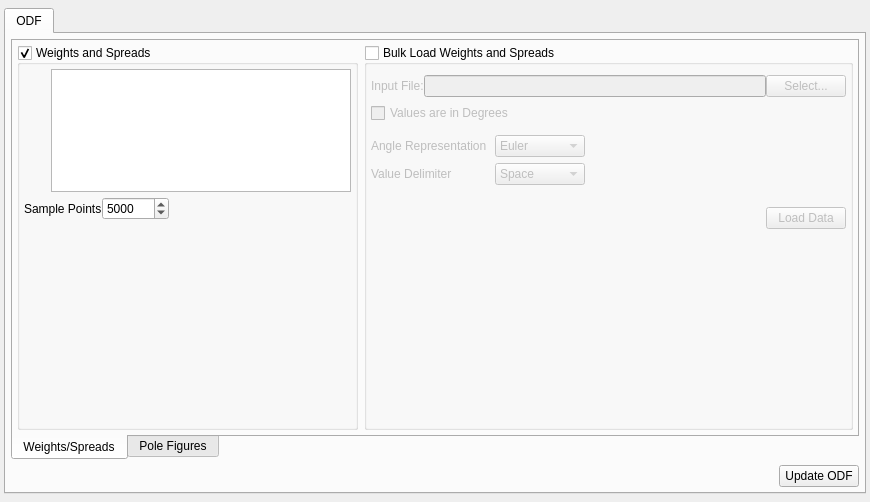
BlueQuartzSoftware/DREAM3D, file Source/Plugins/StatsGenerator/Widgets/UI_Files/StatsGenAxisODFWidget.ui: the form before one commit.
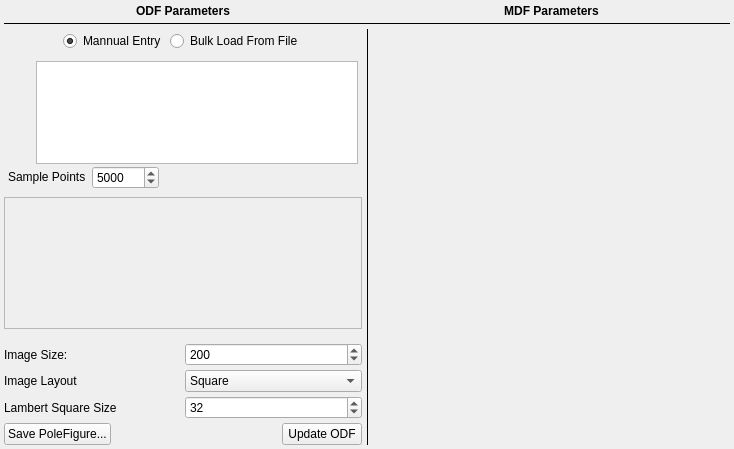
The form after the commit. Icons and pictures are not drawn. Custom widgets are drawn as their Qt base class.

Commit message: Adjusting the UI of the ODF and MDF tabs.

```diff
--- a/Source/Plugins/StatsGenerator/Widgets/UI_Files/StatsGenAxisODFWidget.ui
+++ b/Source/Plugins/StatsGenerator/Widgets/UI_Files/StatsGenAxisODFWidget.ui
@@ -6,99 +6,13 @@
    <rect>
     <x>0</x>
     <y>0</y>
-    <width>870</width>
-    <height>502</height>
+    <width>734</width>
+    <height>449</height>
    </rect>
   </property>
   <property name="windowTitle">
    <string>Form</string>
   </property>
-  <layout class="QVBoxLayout" name="verticalLayout_2">
-   <property name="spacing">
-    <number>6</number>
-   </property>
-   <property name="leftMargin">
-    <number>4</number>
-   </property>
-   <property name="topMargin">
-    <number>8</number>
-   </property>
-   <property name="rightMargin">
-    <number>4</number>
-   </property>
-   <property name="bottomMargin">
-    <number>8</number>
-   </property>
-   <item>
-    <widget class="QTabWidget" name="tabWidget">
-     <widget class="QWidget" name="tab">
-      <attribute name="title">
-       <string>ODF</string>
-      </attribute>
-      <layout class="QVBoxLayout" name="verticalLayout">
-       <property name="spacing">
-        <number>5</number>
-       </property>
-       <property name="leftMargin">
-        <number>5</number>
-       </property>
-       <property name="topMargin">
-        <number>5</number>
-       </property>
-       <property name="rightMargin">
-        <number>5</number>
-       </property>
-       <property name="bottomMargin">
-        <number>5</number>
-       </property>
-       <item>
-        <widget class="QTabWidget" name="tabWidget_2">
-         <property name="tabPosition">
-          <enum>QTabWidget::South</enum>
-         </property>
-         <property name="tabShape">
-          <enum>QTabWidget::Rounded</enum>
-         </property>
-         <property name="currentIndex">
-          <number>0</number>
-         </property>
-         <widget class="QWidget" name="tab_2">
-          <attribute name="title">
-           <string>Weights/Spreads</string>
-          </attribute>
-          <layout class="QHBoxLayout" name="horizontalLayout_8">
-           <property name="leftMargin">
-            <number>4</number>
-           </property>
-           <property name="topMargin">
-            <number>4</number>
-           </property>
-           <property name="rightMargin">
-            <number>4</number>
-           </property>
-           <property name="bottomMargin">
-            <number>4</number>
-           </property>
-           <item>
-            <widget class="QGroupBox" name="weightSpreadGroupBox">
-             <property name="sizePolicy">
-              <sizepolicy hsizetype="Preferred" vsizetype="Preferred">
-               <horstretch>0</horstretch>
-               <verstretch>0</verstretch>
-              </sizepolicy>
-             </property>
-             <property name="title">
-              <string>Weights and Spreads</string>
-             </property>
-             <property name="flat">
-              <bool>false</bool>
-             </property>
-             <property name="checkable">
-              <bool>true</bool>
-             </property>
-             <property name="checked">
-              <bool>true</bool>
-             </property>
              <layout class="QGridLayout" name="gridLayout_2">
               <property name="leftMargin">
                <number>4</number>
@@ -112,95 +26,193 @@
               <property name="bottomMargin">
                <number>4</number>
               </property>
-              <property name="horizontalSpacing">
-               <number>3</number>
-              </property>
-              <property name="verticalSpacing">
-               <number>5</number>
-              </property>
-              <item row="0" column="0">
-               <widget class="QPushButton" name="addODFTextureBtn">
-                <property name="minimumSize">
-                 <size>
-                  <width>24</width>
-                  <height>24</height>
-                 </size>
-                </property>
-                <property name="maximumSize">
-                 <size>
-                  <width>24</width>
-                  <height>24</height>
-                 </size>
-                </property>
-                <property name="toolTip">
-                 <string>Add Weight Value</string>
-                </property>
-                <property name="text">
-                 <string/>
-                </property>
-                <property name="icon">
-                 <iconset resource="../../../../../ExternalProjects/SIMPL/Source/SVWidgetsLib/icons/images/Icons.qrc">
-                  <normaloff>:/add2.png</normaloff>:/add2.png</iconset>
-                </property>
-                <property name="iconSize">
-                 <size>
-                  <width>24</width>
-                  <height>24</height>
-                 </size>
-                </property>
-                <property name="flat">
-                 <bool>true</bool>
-                </property>
-               </widget>
-              </item>
+   <property name="spacing">
+    <number>4</number>
+   </property>
               <item row="2" column="0">
-               <spacer name="verticalSpacer">
+    <layout class="QHBoxLayout" name="horizontalLayout_7">
+     <property name="leftMargin">
+      <number>2</number>
+     </property>
+     <property name="topMargin">
+      <number>2</number>
+     </property>
+     <property name="rightMargin">
+      <number>2</number>
+     </property>
+     <property name="bottomMargin">
+      <number>2</number>
+     </property>
+     <item>
+      <spacer name="horizontalSpacer_6">
                 <property name="orientation">
-                 <enum>Qt::Vertical</enum>
-                </property>
-                <property name="sizeType">
-                 <enum>QSizePolicy::Fixed</enum>
-                </property>
+        <enum>Qt::Horizontal</enum>
+       </property>
+       <property name="sizeHint" stdset="0">
+        <size>
+         <width>40</width>
+         <height>20</height>
+        </size>
+       </property>
+      </spacer>
+     </item>
+     <item>
+      <widget class="QRadioButton" name="m_WeightSpreads">
+       <property name="text">
+        <string>Mannual Entry</string>
+       </property>
+       <property name="checked">
+        <bool>true</bool>
+       </property>
+      </widget>
+     </item>
+     <item>
+      <widget class="QRadioButton" name="m_WeightSpreadsBulkLoad">
+       <property name="text">
+        <string>Bulk Load From File</string>
+       </property>
+      </widget>
+     </item>
+     <item>
+      <spacer name="horizontalSpacer_9">
+       <property name="orientation">
+        <enum>Qt::Horizontal</enum>
+       </property>
                 <property name="sizeHint" stdset="0">
                  <size>
-                  <width>20</width>
-                  <height>70</height>
+         <width>40</width>
+         <height>20</height>
                  </size>
                 </property>
                </spacer>
               </item>
-              <item row="0" column="1" rowspan="3">
-               <widget class="QTableView" name="m_ODFTableView">
+    </layout>
+   </item>
+   <item row="4" column="0">
+    <widget class="QScrollArea" name="m_PFScrollArea">
                 <property name="sizePolicy">
-                 <sizepolicy hsizetype="Preferred" vsizetype="Preferred">
+      <sizepolicy hsizetype="Expanding" vsizetype="Expanding">
+       <horstretch>0</horstretch>
+       <verstretch>2</verstretch>
+      </sizepolicy>
+     </property>
+     <property name="minimumSize">
+      <size>
+       <width>0</width>
+       <height>0</height>
+      </size>
+     </property>
+     <property name="widgetResizable">
+      <bool>true</bool>
+     </property>
+     <widget class="QWidget" name="scrollAreaWidgetContents">
+      <property name="geometry">
+       <rect>
+        <x>0</x>
+        <y>0</y>
+        <width>375</width>
+        <height>84</height>
+       </rect>
+      </property>
+      <property name="sizePolicy">
+       <sizepolicy hsizetype="Preferred" vsizetype="Expanding">
                   <horstretch>0</horstretch>
                   <verstretch>0</verstretch>
                  </sizepolicy>
                 </property>
-                <property name="minimumSize">
-                 <size>
-                  <width>300</width>
-                  <height>50</height>
-                 </size>
-                </property>
                 <property name="maximumSize">
                  <size>
                   <width>16777215</width>
                   <height>16777215</height>
                  </size>
                 </property>
-                <property name="toolTip">
-                 <string>&lt;html&gt;&lt;head/&gt;&lt;body&gt;&lt;p&gt;By default if no custom rows are entered then a completely random ODF will be generated. Adding rows to this table results in those texture values being integrated into the random ODF data.&lt;/p&gt;&lt;/body&gt;&lt;/html&gt;</string>
-                </property>
-               </widget>
-              </item>
-              <item row="4" column="0" colspan="2">
+      <layout class="QHBoxLayout" name="horizontalLayout">
+       <property name="spacing">
+        <number>4</number>
+       </property>
+       <property name="leftMargin">
+        <number>5</number>
+       </property>
+       <property name="topMargin">
+        <number>5</number>
+       </property>
+       <property name="rightMargin">
+        <number>5</number>
+       </property>
+       <property name="bottomMargin">
+        <number>5</number>
+       </property>
+       <item>
+        <widget class="QLabel" name="m_PoleFigureLabel">
+         <property name="text">
+          <string/>
+         </property>
+        </widget>
+       </item>
+       <item>
+        <spacer name="horizontalSpacer_7">
+         <property name="orientation">
+          <enum>Qt::Horizontal</enum>
+         </property>
+         <property name="sizeHint" stdset="0">
+          <size>
+           <width>40</width>
+           <height>20</height>
+          </size>
+         </property>
+        </spacer>
+       </item>
+      </layout>
+     </widget>
+    </widget>
+   </item>
+   <item row="3" column="0">
+    <widget class="QStackedWidget" name="m_WeightSpreadsStackedWidget">
+     <property name="sizePolicy">
+      <sizepolicy hsizetype="Preferred" vsizetype="Preferred">
+       <horstretch>0</horstretch>
+       <verstretch>1</verstretch>
+      </sizepolicy>
+     </property>
+     <property name="frameShape">
+      <enum>QFrame::NoFrame</enum>
+     </property>
+     <property name="currentIndex">
+      <number>0</number>
+     </property>
+     <widget class="QWidget" name="weightsSpreadPage">
+      <layout class="QGridLayout" name="gridLayout">
+       <property name="leftMargin">
+        <number>4</number>
+       </property>
+       <property name="topMargin">
+        <number>4</number>
+       </property>
+       <property name="rightMargin">
+        <number>4</number>
+       </property>
+       <property name="bottomMargin">
+        <number>4</number>
+       </property>
+       <property name="spacing">
+        <number>2</number>
+       </property>
+       <item row="2" column="0" colspan="3">
                <layout class="QHBoxLayout" name="horizontalLayout_2">
+         <property name="spacing">
+          <number>6</number>
+         </property>
                 <property name="topMargin">
                  <number>0</number>
                 </property>
                 <item>
                  <widget class="QLabel" name="label_7">
+           <property name="sizePolicy">
+            <sizepolicy hsizetype="Preferred" vsizetype="Maximum">
+             <horstretch>0</horstretch>
+             <verstretch>0</verstretch>
+            </sizepolicy>
+           </property>
                   <property name="text">
                    <string>Sample Points</string>
                   </property>
@@ -208,6 +220,12 @@
                 </item>
                 <item>
                  <widget class="QSpinBox" name="pfSamplePoints">
+           <property name="sizePolicy">
+            <sizepolicy hsizetype="Preferred" vsizetype="Maximum">
+             <horstretch>0</horstretch>
+             <verstretch>0</verstretch>
+            </sizepolicy>
+           </property>
                   <property name="maximum">
                    <number>1000000</number>
                   </property>
@@ -221,6 +239,9 @@
                   <property name="orientation">
                    <enum>Qt::Horizontal</enum>
                   </property>
+           <property name="sizeType">
+            <enum>QSizePolicy::Expanding</enum>
+           </property>
                   <property name="sizeHint" stdset="0">
                    <size>
                     <width>40</width>
@@ -231,7 +252,47 @@
                 </item>
                </layout>
               </item>
-              <item row="1" column="0">
+       <item row="0" column="0" rowspan="2">
+        <layout class="QVBoxLayout" name="verticalLayout">
+         <property name="leftMargin">
+          <number>0</number>
+         </property>
+         <item>
+          <widget class="QPushButton" name="addODFTextureBtn">
+           <property name="minimumSize">
+            <size>
+             <width>24</width>
+             <height>24</height>
+            </size>
+           </property>
+           <property name="maximumSize">
+            <size>
+             <width>24</width>
+             <height>24</height>
+            </size>
+           </property>
+           <property name="toolTip">
+            <string>Add Weight Value</string>
+           </property>
+           <property name="text">
+            <string/>
+           </property>
+           <property name="icon">
+            <iconset resource="../../../../../ExternalProjects/SIMPL/Source/SVWidgetsLib/icons/images/Icons.qrc">
+             <normaloff>:/add2.png</normaloff>:/add2.png</iconset>
+           </property>
+           <property name="iconSize">
+            <size>
+             <width>24</width>
+             <height>24</height>
+            </size>
+           </property>
+           <property name="flat">
+            <bool>true</bool>
+           </property>
+          </widget>
+         </item>
+         <item>
                <widget class="QPushButton" name="deleteODFTextureBtn">
                 <property name="sizePolicy">
                  <sizepolicy hsizetype="Fixed" vsizetype="Fixed">
@@ -272,8 +333,8 @@
                 </property>
                </widget>
               </item>
-              <item row="5" column="0" colspan="2">
-               <spacer name="verticalSpacer_3">
+         <item>
+          <spacer name="verticalSpacer">
                 <property name="orientation">
                  <enum>Qt::Vertical</enum>
                 </property>
@@ -286,34 +347,41 @@
                </spacer>
               </item>
              </layout>
-            </widget>
-           </item>
-           <item>
-            <widget class="QGroupBox" name="bulkLoadGroupBox">
+       </item>
+       <item row="0" column="2" rowspan="2">
+        <widget class="QTableView" name="m_ODFTableView">
              <property name="sizePolicy">
-              <sizepolicy hsizetype="MinimumExpanding" vsizetype="Preferred">
+          <sizepolicy hsizetype="Expanding" vsizetype="Expanding">
                <horstretch>0</horstretch>
-               <verstretch>0</verstretch>
-              </sizepolicy>
-             </property>
-             <property name="title">
-              <string>Bulk Load Weights and Spreads</string>
-             </property>
-             <property name="checkable">
-              <bool>true</bool>
-             </property>
-             <property name="checked">
-              <bool>false</bool>
-             </property>
-             <layout class="QGridLayout" name="gridLayout_4">
-              <property name="sizeConstraint">
-               <enum>QLayout::SetMinimumSize</enum>
-              </property>
+           <verstretch>2</verstretch>
+          </sizepolicy>
+         </property>
+         <property name="minimumSize">
+          <size>
+           <width>0</width>
+           <height>0</height>
+          </size>
+         </property>
+         <property name="maximumSize">
+          <size>
+           <width>16777215</width>
+           <height>16777215</height>
+          </size>
+         </property>
+         <property name="toolTip">
+          <string>&lt;html&gt;&lt;head/&gt;&lt;body&gt;&lt;p&gt;By default if no custom rows are entered then a completely random ODF will be generated. Adding rows to this table results in those texture values being integrated into the random ODF data.&lt;/p&gt;&lt;/body&gt;&lt;/html&gt;</string>
+         </property>
+        </widget>
+       </item>
+      </layout>
+     </widget>
+     <widget class="QWidget" name="weightSpreadBulkPage">
+      <layout class="QGridLayout" name="gridLayout_3">
               <property name="leftMargin">
                <number>4</number>
               </property>
               <property name="topMargin">
-               <number>10</number>
+        <number>4</number>
               </property>
               <property name="rightMargin">
                <number>4</number>
@@ -321,13 +389,31 @@
               <property name="bottomMargin">
                <number>4</number>
               </property>
-              <property name="horizontalSpacing">
-               <number>8</number>
-              </property>
-              <property name="verticalSpacing">
-               <number>-1</number>
-              </property>
-              <item row="5" column="1">
+       <property name="spacing">
+        <number>5</number>
+       </property>
+       <item row="2" column="0">
+        <widget class="QLabel" name="label_3">
+         <property name="text">
+          <string>Angle Representation</string>
+         </property>
+        </widget>
+       </item>
+       <item row="1" column="0">
+        <widget class="QCheckBox" name="anglesInDegrees">
+         <property name="text">
+          <string>Values are in Degrees</string>
+         </property>
+        </widget>
+       </item>
+       <item row="3" column="0">
+        <widget class="QLabel" name="label_4">
+         <property name="text">
+          <string>Value Delimiter</string>
+         </property>
+        </widget>
+       </item>
+       <item row="3" column="1">
                <widget class="QComboBox" name="delimiter">
                 <item>
                  <property name="text">
@@ -351,44 +437,26 @@
                 </item>
                </widget>
               </item>
-              <item row="5" column="0">
-               <widget class="QLabel" name="label_4">
+       <item row="2" column="1">
+        <widget class="QComboBox" name="angleRepresentation">
+         <item>
                 <property name="text">
-                 <string>Value Delimiter</string>
-                </property>
-               </widget>
-              </item>
-              <item row="7" column="0" colspan="3">
-               <layout class="QHBoxLayout" name="horizontalLayout_6">
-                <property name="topMargin">
-                 <number>10</number>
-                </property>
+           <string>Euler</string>
+          </property>
+         </item>
                 <item>
-                 <spacer name="horizontalSpacer">
-                  <property name="orientation">
-                   <enum>Qt::Horizontal</enum>
-                  </property>
-                  <property name="sizeHint" stdset="0">
-                   <size>
-                    <width>40</width>
-                    <height>20</height>
-                   </size>
-                  </property>
-                 </spacer>
+          <property name="text">
+           <string>Quaternion</string>
+          </property>
                 </item>
                 <item>
-                 <widget class="QPushButton" name="loadODFTextureBtn">
                   <property name="text">
-                   <string>Load Data</string>
-                  </property>
-                  <property name="default">
-                   <bool>true</bool>
-                  </property>
-                 </widget>
-                </item>
-               </layout>
-              </item>
-              <item row="0" column="0" colspan="3">
+           <string>Rodriguez</string>
+          </property>
+         </item>
+        </widget>
+       </item>
+       <item row="0" column="0" colspan="2">
                <layout class="QHBoxLayout" name="horizontalLayout_3">
                 <item>
                  <widget class="QLabel" name="label">
@@ -415,40 +483,41 @@
                 </item>
                </layout>
               </item>
-              <item row="4" column="0">
-               <widget class="QLabel" name="label_3">
-                <property name="text">
-                 <string>Angle Representation</string>
-                </property>
-               </widget>
-              </item>
-              <item row="4" column="1">
-               <widget class="QComboBox" name="angleRepresentation">
+       <item row="4" column="0" colspan="2">
+        <layout class="QHBoxLayout" name="horizontalLayout_6">
+         <property name="topMargin">
+          <number>0</number>
+         </property>
                 <item>
-                 <property name="text">
-                  <string>Euler</string>
-                 </property>
-                </item>
-                <item>
-                 <property name="text">
-                  <string>Quaternion</string>
-                 </property>
+          <spacer name="horizontalSpacer">
+           <property name="orientation">
+            <enum>Qt::Horizontal</enum>
+           </property>
+           <property name="sizeHint" stdset="0">
+            <size>
+             <width>40</width>
+             <height>20</height>
+            </size>
+           </property>
+          </spacer>
                 </item>
                 <item>
+          <widget class="QPushButton" name="loadODFTextureBtn">
                  <property name="text">
-                  <string>Rodriguez</string>
-                 </property>
-                </item>
-               </widget>
-              </item>
-              <item row="8" column="0" colspan="2">
+            <string>Load Data</string>
+           </property>
+           <property name="default">
+            <bool>true</bool>
+           </property>
+          </widget>
+         </item>
+        </layout>
+       </item>
+       <item row="5" column="0">
                <spacer name="verticalSpacer_2">
                 <property name="orientation">
                  <enum>Qt::Vertical</enum>
                 </property>
-                <property name="sizeType">
-                 <enum>QSizePolicy::Expanding</enum>
-                </property>
                 <property name="sizeHint" stdset="0">
                  <size>
                   <width>20</width>
@@ -457,50 +526,28 @@
                 </property>
                </spacer>
               </item>
-              <item row="2" column="2" rowspan="5">
-               <spacer name="horizontalSpacer_2">
-                <property name="orientation">
-                 <enum>Qt::Horizontal</enum>
-                </property>
-                <property name="sizeHint" stdset="0">
-                 <size>
-                  <width>40</width>
-                  <height>20</height>
-                 </size>
-                </property>
-               </spacer>
-              </item>
-              <item row="2" column="0" colspan="2">
-               <widget class="QCheckBox" name="anglesInDegrees">
+      </layout>
+     </widget>
+    </widget>
+   </item>
+   <item row="0" column="2">
+    <widget class="QLabel" name="label_6">
+     <property name="font">
+      <font>
+       <weight>75</weight>
+       <bold>true</bold>
+      </font>
+     </property>
                 <property name="text">
-                 <string>Values are in Degrees</string>
-                </property>
-               </widget>
-              </item>
-             </layout>
-            </widget>
-           </item>
-          </layout>
-         </widget>
-         <widget class="QWidget" name="tab_3">
-          <attribute name="title">
-           <string>Pole Figures</string>
-          </attribute>
-          <layout class="QVBoxLayout" name="verticalLayout_3">
-           <property name="leftMargin">
-            <number>4</number>
-           </property>
-           <property name="topMargin">
-            <number>4</number>
-           </property>
-           <property name="rightMargin">
-            <number>4</number>
-           </property>
-           <property name="bottomMargin">
-            <number>4</number>
-           </property>
-           <item>
-            <widget class="QScrollArea" name="m_PFScrollArea">
+      <string>MDF Parameters</string>
+     </property>
+     <property name="alignment">
+      <set>Qt::AlignCenter</set>
+     </property>
+    </widget>
+   </item>
+   <item row="2" column="2" rowspan="6">
+    <widget class="StatsGenMDFWidget" name="m_MDFWidget" native="true">
              <property name="sizePolicy">
               <sizepolicy hsizetype="Expanding" vsizetype="Expanding">
                <horstretch>0</horstretch>
@@ -509,97 +556,54 @@
              </property>
              <property name="minimumSize">
               <size>
-               <width>0</width>
+       <width>60</width>
                <height>0</height>
               </size>
              </property>
-             <property name="widgetResizable">
-              <bool>true</bool>
-             </property>
-             <widget class="QWidget" name="scrollAreaWidgetContents">
-              <property name="geometry">
-               <rect>
-                <x>0</x>
-                <y>0</y>
-                <width>830</width>
-                <height>331</height>
-               </rect>
-              </property>
-              <property name="sizePolicy">
-               <sizepolicy hsizetype="Preferred" vsizetype="Expanding">
-                <horstretch>0</horstretch>
-                <verstretch>0</verstretch>
-               </sizepolicy>
-              </property>
-              <property name="maximumSize">
-               <size>
-                <width>16777215</width>
-                <height>16777215</height>
-               </size>
-              </property>
-              <layout class="QHBoxLayout" name="horizontalLayout">
-               <property name="spacing">
-                <number>4</number>
-               </property>
-               <property name="leftMargin">
-                <number>5</number>
-               </property>
-               <property name="topMargin">
-                <number>5</number>
-               </property>
-               <property name="rightMargin">
-                <number>5</number>
-               </property>
-               <property name="bottomMargin">
-                <number>5</number>
-               </property>
-               <item>
-                <widget class="QLabel" name="m_PoleFigureLabel">
+    </widget>
+   </item>
+   <item row="0" column="0">
+    <widget class="QLabel" name="label_2">
+     <property name="font">
+      <font>
+       <weight>75</weight>
+       <bold>true</bold>
+      </font>
+     </property>
                  <property name="text">
-                  <string/>
+      <string>ODF Parameters</string>
+     </property>
+     <property name="alignment">
+      <set>Qt::AlignCenter</set>
                  </property>
                 </widget>
                </item>
-               <item>
-                <spacer name="horizontalSpacer_7">
+   <item row="2" column="1" rowspan="6">
+    <widget class="Line" name="line">
+     <property name="frameShadow">
+      <enum>QFrame::Plain</enum>
+     </property>
                  <property name="orientation">
-                  <enum>Qt::Horizontal</enum>
-                 </property>
-                 <property name="sizeHint" stdset="0">
-                  <size>
-                   <width>40</width>
-                   <height>20</height>
-                  </size>
-                 </property>
-                </spacer>
-               </item>
-              </layout>
-             </widget>
-            </widget>
-           </item>
-           <item>
-            <layout class="QHBoxLayout" name="horizontalLayout_4">
+      <enum>Qt::Vertical</enum>
+     </property>
+    </widget>
+   </item>
+   <item row="5" column="0" rowspan="3">
+    <layout class="QGridLayout" name="gridLayout_4">
              <property name="topMargin">
-              <number>0</number>
-             </property>
-             <item>
-              <widget class="QLabel" name="label_5">
+      <number>10</number>
+     </property>
+     <item row="2" column="0">
+      <widget class="QLabel" name="pfLambertLabel">
+       <property name="toolTip">
+        <string>Controls the size of the Modified Lambert Square that is used for interpolation of the angular data during the stereographic project generation. You should leave this at the default unless you really understand what you are doing.</string>
+       </property>
                <property name="text">
-                <string>Image Size:</string>
+        <string>Lambert Square Size</string>
                </property>
               </widget>
              </item>
-             <item>
-              <widget class="QSpinBox" name="pfImageSize">
-               <property name="maximum">
-                <number>10000</number>
-               </property>
-               <property name="value">
-                <number>256</number>
-               </property>
-              </widget>
-             </item>
-             <item>
+     <item row="1" column="0">
               <widget class="QLabel" name="label_8">
                <property name="toolTip">
                 <string>Controls the size of the Modified Lambert Square that is used for interpolation of the angular data during the stereographic project generation. You should leave this at the default unless you really understand what you are doing.</string>
@@ -609,8 +613,21 @@
                </property>
               </widget>
              </item>
-             <item>
+     <item row="2" column="1">
+      <widget class="QSpinBox" name="pfLambertSize">
+       <property name="maximum">
+        <number>10000</number>
+       </property>
+       <property name="value">
+        <number>32</number>
+       </property>
+      </widget>
+     </item>
+     <item row="1" column="1">
               <widget class="QComboBox" name="imageLayout">
+       <property name="currentIndex">
+        <number>2</number>
+       </property>
                <item>
                 <property name="text">
                  <string>Horizontal</string>
@@ -628,55 +645,28 @@
                </item>
               </widget>
              </item>
-             <item>
-              <spacer name="horizontalSpacer_8">
-               <property name="orientation">
-                <enum>Qt::Horizontal</enum>
-               </property>
-               <property name="sizeType">
-                <enum>QSizePolicy::Preferred</enum>
-               </property>
-               <property name="sizeHint" stdset="0">
-                <size>
-                 <width>60</width>
-                 <height>20</height>
-                </size>
-               </property>
-              </spacer>
-             </item>
-             <item>
-              <widget class="QLabel" name="pfLambertLabel">
-               <property name="toolTip">
-                <string>Controls the size of the Modified Lambert Square that is used for interpolation of the angular data during the stereographic project generation. You should leave this at the default unless you really understand what you are doing.</string>
-               </property>
+     <item row="0" column="0">
+      <widget class="QLabel" name="label_5">
                <property name="text">
-                <string>Lambert Square Size</string>
+        <string>Image Size:</string>
                </property>
               </widget>
              </item>
-             <item>
-              <widget class="QSpinBox" name="pfLambertSize">
+     <item row="0" column="1">
+      <widget class="QSpinBox" name="pfImageSize">
                <property name="maximum">
                 <number>10000</number>
                </property>
                <property name="value">
-                <number>32</number>
+        <number>200</number>
                </property>
               </widget>
              </item>
-             <item>
-              <spacer name="horizontalSpacer_5">
-               <property name="orientation">
-                <enum>Qt::Horizontal</enum>
-               </property>
-               <property name="sizeHint" stdset="0">
-                <size>
-                 <width>40</width>
-                 <height>20</height>
-                </size>
-               </property>
-              </spacer>
-             </item>
+     <item row="3" column="0" colspan="2">
+      <layout class="QHBoxLayout" name="horizontalLayout_4">
+       <property name="topMargin">
+        <number>0</number>
+       </property>
              <item>
               <widget class="QPushButton" name="savePoleFigureImage">
                <property name="text">
@@ -684,19 +674,8 @@
                </property>
               </widget>
              </item>
-            </layout>
-           </item>
-          </layout>
-         </widget>
-        </widget>
-       </item>
        <item>
-        <layout class="QHBoxLayout" name="horizontalLayout_5">
-         <property name="topMargin">
-          <number>0</number>
-         </property>
-         <item>
-          <spacer name="horizontalSpacer_4">
+        <spacer name="horizontalSpacer_5">
            <property name="orientation">
             <enum>Qt::Horizontal</enum>
            </property>
@@ -730,7 +709,15 @@
         </layout>
        </item>
       </layout>
-     </widget>
+   </item>
+   <item row="1" column="0" colspan="3">
+    <widget class="Line" name="line_2">
+     <property name="frameShadow">
+      <enum>QFrame::Plain</enum>
+     </property>
+     <property name="orientation">
+      <enum>Qt::Horizontal</enum>
+     </property>
     </widget>
    </item>
   </layout>
@@ -741,6 +728,12 @@
    <extends>QLineEdit</extends>
    <header location="global">QtSFSDropLineEdit.h</header>
   </customwidget>
+  <customwidget>
+   <class>StatsGenMDFWidget</class>
+   <extends>QWidget</extends>
+   <header location="global">StatsGenMDFWidget.h</header>
+   <container>1</container>
+  </customwidget>
  </customwidgets>
  <resources>
   <include location="../../../../../ExternalProjects/SIMPL/Source/SVWidgetsLib/icons/images/Icons.qrc"/>
```
Lines whose indentation alone changed are shown as unchanged. The commit also changes 7 other files.
